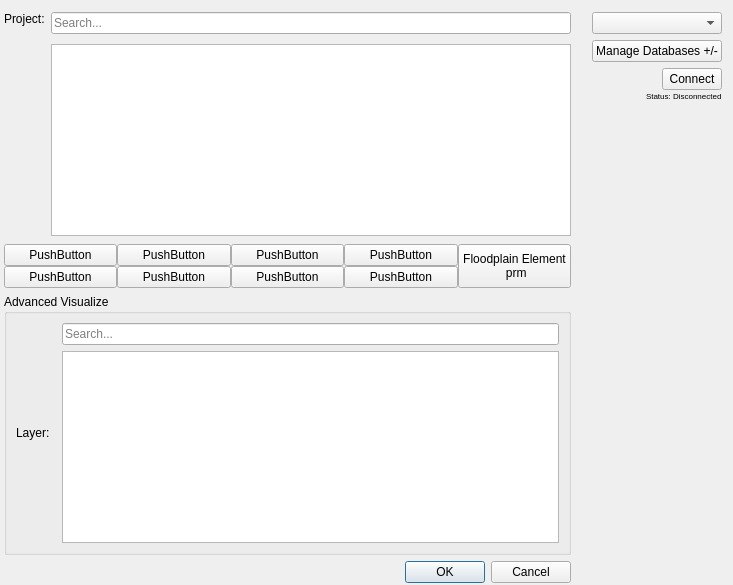
Before: the Qt Designer form ui/ui_quick_visualize.ui in dabachma/promaides_gis_tools, drawn with Qt 5.
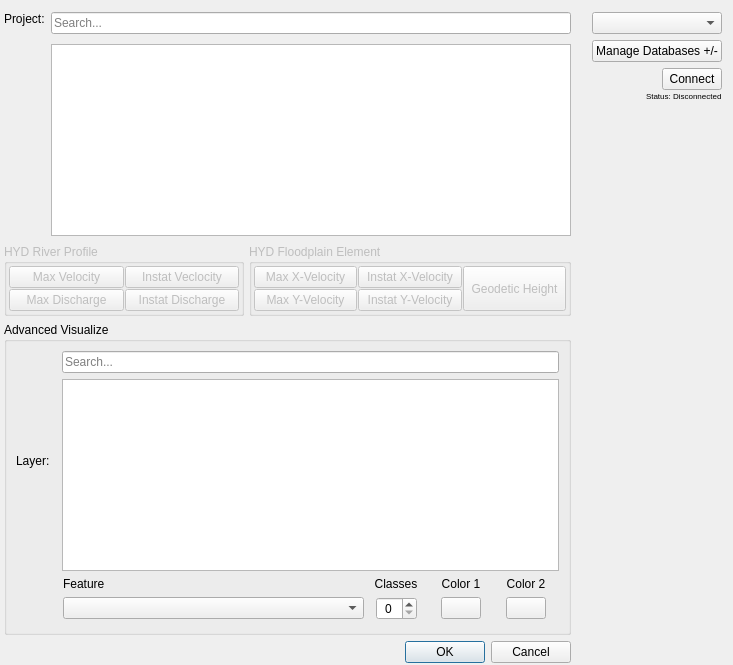
After: the same form once the commit is applied. Icons and pictures are not drawn. Custom widgets are drawn as their Qt base class.

Commit message: Update to Quick Visualize

What changed in the file:
```diff
--- a/ui/ui_quick_visualize.ui
+++ b/ui/ui_quick_visualize.ui
@@ -12,8 +12,8 @@
    <rect>
     <x>0</x>
     <y>0</y>
-    <width>763</width>
-    <height>487</height>
+    <width>768</width>
+    <height>457</height>
    </rect>
   </property>
   <property name="sizePolicy">
@@ -65,6 +65,373 @@
    <property name="spacing">
     <number>6</number>
    </property>
+   <item row="5" column="0">
+    <widget class="QgsCollapsibleGroupBox" name="groupBox_main">
+     <property name="minimumSize">
+      <size>
+       <width>0</width>
+       <height>0</height>
+      </size>
+     </property>
+     <property name="toolTip">
+      <string>Use this polygon shape for defining the area of the main channel; all points in the polygon get a (Main_channel) 2; just 1 polygon is allowed in the layer</string>
+     </property>
+     <property name="title">
+      <string>Advanced Visualize</string>
+     </property>
+     <layout class="QGridLayout" name="gridLayout_3">
+      <property name="sizeConstraint">
+       <enum>QLayout::SetDefaultConstraint</enum>
+      </property>
+      <property name="leftMargin">
+       <number>9</number>
+      </property>
+      <property name="topMargin">
+       <number>9</number>
+      </property>
+      <item row="0" column="0">
+       <layout class="QHBoxLayout" name="horizontalLayout">
+        <property name="topMargin">
+         <number>0</number>
+        </property>
+        <property name="bottomMargin">
+         <number>0</number>
+        </property>
+        <item>
+         <widget class="QLabel" name="layer_label">
+          <property name="minimumSize">
+           <size>
+            <width>40</width>
+            <height>15</height>
+           </size>
+          </property>
+          <property name="maximumSize">
+           <size>
+            <width>60</width>
+            <height>20</height>
+           </size>
+          </property>
+          <property name="text">
+           <string>Layer:</string>
+          </property>
+         </widget>
+        </item>
+        <item>
+         <layout class="QVBoxLayout" name="verticalLayout_3">
+          <item>
+           <widget class="QLineEdit" name="EditText_Search_Layers">
+            <property name="placeholderText">
+             <string>Search...</string>
+            </property>
+           </widget>
+          </item>
+          <item>
+           <widget class="QListWidget" name="listView_Layers"/>
+          </item>
+         </layout>
+        </item>
+       </layout>
+      </item>
+      <item row="1" column="0">
+       <layout class="QGridLayout" name="gridLayout_2" rowstretch="0,0">
+        <property name="leftMargin">
+         <number>47</number>
+        </property>
+        <property name="topMargin">
+         <number>0</number>
+        </property>
+        <property name="bottomMargin">
+         <number>3</number>
+        </property>
+        <property name="horizontalSpacing">
+         <number>0</number>
+        </property>
+        <property name="verticalSpacing">
+         <number>6</number>
+        </property>
+        <item row="0" column="3" alignment="Qt::AlignHCenter|Qt::AlignVCenter">
+         <widget class="QLabel" name="label_5">
+          <property name="sizePolicy">
+           <sizepolicy hsizetype="Expanding" vsizetype="Expanding">
+            <horstretch>0</horstretch>
+            <verstretch>0</verstretch>
+           </sizepolicy>
+          </property>
+          <property name="minimumSize">
+           <size>
+            <width>60</width>
+            <height>0</height>
+           </size>
+          </property>
+          <property name="text">
+           <string>Color 2</string>
+          </property>
+          <property name="alignment">
+           <set>Qt::AlignCenter</set>
+          </property>
+         </widget>
+        </item>
+        <item row="0" column="1" alignment="Qt::AlignHCenter|Qt::AlignVCenter">
+         <widget class="QLabel" name="label_3">
+          <property name="sizePolicy">
+           <sizepolicy hsizetype="Expanding" vsizetype="Preferred">
+            <horstretch>0</horstretch>
+            <verstretch>0</verstretch>
+           </sizepolicy>
+          </property>
+          <property name="minimumSize">
+           <size>
+            <width>60</width>
+            <height>0</height>
+           </size>
+          </property>
+          <property name="text">
+           <string>Classes</string>
+          </property>
+          <property name="alignment">
+           <set>Qt::AlignCenter</set>
+          </property>
+         </widget>
+        </item>
+        <item row="1" column="0" alignment="Qt::AlignVCenter">
+         <widget class="QComboBox" name="combobox_feature">
+          <property name="sizePolicy">
+           <sizepolicy hsizetype="Minimum" vsizetype="Preferred">
+            <horstretch>0</horstretch>
+            <verstretch>0</verstretch>
+           </sizepolicy>
+          </property>
+          <property name="minimumSize">
+           <size>
+            <width>301</width>
+            <height>0</height>
+           </size>
+          </property>
+         </widget>
+        </item>
+        <item row="1" column="1" alignment="Qt::AlignHCenter|Qt::AlignVCenter">
+         <widget class="QSpinBox" name="spinbox_classes">
+          <property name="sizePolicy">
+           <sizepolicy hsizetype="Maximum" vsizetype="Fixed">
+            <horstretch>0</horstretch>
+            <verstretch>0</verstretch>
+           </sizepolicy>
+          </property>
+          <property name="alignment">
+           <set>Qt::AlignCenter</set>
+          </property>
+         </widget>
+        </item>
+        <item row="0" column="2" alignment="Qt::AlignHCenter|Qt::AlignVCenter">
+         <widget class="QLabel" name="label_4">
+          <property name="sizePolicy">
+           <sizepolicy hsizetype="Expanding" vsizetype="Preferred">
+            <horstretch>0</horstretch>
+            <verstretch>0</verstretch>
+           </sizepolicy>
+          </property>
+          <property name="minimumSize">
+           <size>
+            <width>60</width>
+            <height>0</height>
+           </size>
+          </property>
+          <property name="text">
+           <string>Color 1</string>
+          </property>
+          <property name="alignment">
+           <set>Qt::AlignCenter</set>
+          </property>
+         </widget>
+        </item>
+        <item row="0" column="0" alignment="Qt::AlignLeft">
+         <widget class="QLabel" name="label_2">
+          <property name="sizePolicy">
+           <sizepolicy hsizetype="Expanding" vsizetype="Expanding">
+            <horstretch>0</horstretch>
+            <verstretch>0</verstretch>
+           </sizepolicy>
+          </property>
+          <property name="text">
+           <string>Feature</string>
+          </property>
+         </widget>
+        </item>
+        <item row="1" column="2" alignment="Qt::AlignHCenter|Qt::AlignVCenter">
+         <widget class="QPushButton" name="color_selection_1">
+          <property name="sizePolicy">
+           <sizepolicy hsizetype="Minimum" vsizetype="Minimum">
+            <horstretch>0</horstretch>
+            <verstretch>0</verstretch>
+           </sizepolicy>
+          </property>
+          <property name="minimumSize">
+           <size>
+            <width>22</width>
+            <height>22</height>
+           </size>
+          </property>
+          <property name="styleSheet">
+           <string notr="true"/>
+          </property>
+          <property name="text">
+           <string/>
+          </property>
+          <property name="iconSize">
+           <size>
+            <width>0</width>
+            <height>0</height>
+           </size>
+          </property>
+          <property name="default">
+           <bool>false</bool>
+          </property>
+          <property name="flat">
+           <bool>false</bool>
+          </property>
+         </widget>
+        </item>
+        <item row="1" column="3" alignment="Qt::AlignHCenter|Qt::AlignVCenter">
+         <widget class="QPushButton" name="color_selection_2">
+          <property name="sizePolicy">
+           <sizepolicy hsizetype="Minimum" vsizetype="Minimum">
+            <horstretch>0</horstretch>
+            <verstretch>0</verstretch>
+           </sizepolicy>
+          </property>
+          <property name="minimumSize">
+           <size>
+            <width>22</width>
+            <height>22</height>
+           </size>
+          </property>
+          <property name="styleSheet">
+           <string notr="true"/>
+          </property>
+          <property name="text">
+           <string/>
+          </property>
+         </widget>
+        </item>
+       </layout>
+      </item>
+     </layout>
+    </widget>
+   </item>
+   <item row="19" column="0">
+    <widget class="QDialogButtonBox" name="button_box">
+     <property name="orientation">
+      <enum>Qt::Horizontal</enum>
+     </property>
+     <property name="standardButtons">
+      <set>QDialogButtonBox::Cancel|QDialogButtonBox::Ok</set>
+     </property>
+    </widget>
+   </item>
+   <item row="1" column="0">
+    <layout class="QHBoxLayout" name="horizontalLayout_2">
+     <property name="topMargin">
+      <number>10</number>
+     </property>
+     <property name="bottomMargin">
+      <number>2</number>
+     </property>
+     <item alignment="Qt::AlignTop">
+      <widget class="QLabel" name="project_label">
+       <property name="enabled">
+        <bool>true</bool>
+       </property>
+       <property name="minimumSize">
+        <size>
+         <width>40</width>
+         <height>15</height>
+        </size>
+       </property>
+       <property name="maximumSize">
+        <size>
+         <width>60</width>
+         <height>20</height>
+        </size>
+       </property>
+       <property name="toolTip">
+        <string>Print to console</string>
+       </property>
+       <property name="frameShape">
+        <enum>QFrame::NoFrame</enum>
+       </property>
+       <property name="text">
+        <string>Project:</string>
+       </property>
+       <property name="alignment">
+        <set>Qt::AlignLeading|Qt::AlignLeft|Qt::AlignTop</set>
+       </property>
+      </widget>
+     </item>
+     <item>
+      <layout class="QVBoxLayout" name="verticalLayout_2">
+       <property name="spacing">
+        <number>10</number>
+       </property>
+       <property name="sizeConstraint">
+        <enum>QLayout::SetDefaultConstraint</enum>
+       </property>
+       <property name="topMargin">
+        <number>0</number>
+       </property>
+       <item>
+        <widget class="QLineEdit" name="EditText_Search_Projects">
+         <property name="sizePolicy">
+          <sizepolicy hsizetype="Expanding" vsizetype="Fixed">
+           <horstretch>0</horstretch>
+           <verstretch>0</verstretch>
+          </sizepolicy>
+         </property>
+         <property name="placeholderText">
+          <string>Search...</string>
+         </property>
+        </widget>
+       </item>
+       <item>
+        <widget class="QListWidget" name="listView_Projects">
+         <property name="sizePolicy">
+          <sizepolicy hsizetype="Expanding" vsizetype="Minimum">
+           <horstretch>0</horstretch>
+           <verstretch>0</verstretch>
+          </sizepolicy>
+         </property>
+         <property name="minimumSize">
+          <size>
+           <width>520</width>
+           <height>100</height>
+          </size>
+         </property>
+         <property name="maximumSize">
+          <size>
+           <width>16777215</width>
+           <height>999999</height>
+          </size>
+         </property>
+         <property name="styleSheet">
+          <string notr="true">QListWidget::item:selected:!active {
+     foreground: #FFFFFF;
+    background: #0f81dc;
+}</string>
+         </property>
+         <property name="selectionBehavior">
+          <enum>QAbstractItemView::SelectRows</enum>
+         </property>
+         <property name="verticalScrollMode">
+          <enum>QAbstractItemView::ScrollPerPixel</enum>
+         </property>
+         <property name="horizontalScrollMode">
+          <enum>QAbstractItemView::ScrollPerPixel</enum>
+         </property>
+        </widget>
+       </item>
+      </layout>
+     </item>
+    </layout>
+   </item>
    <item row="1" column="1">
     <layout class="QVBoxLayout" name="verticalLayout">
      <property name="sizeConstraint">
@@ -178,306 +545,6 @@
      </item>
     </layout>
    </item>
-   <item row="1" column="0">
-    <layout class="QHBoxLayout" name="horizontalLayout_2">
-     <property name="topMargin">
-      <number>10</number>
-     </property>
-     <property name="bottomMargin">
-      <number>2</number>
-     </property>
-     <item alignment="Qt::AlignTop">
-      <widget class="QLabel" name="project_label">
-       <property name="enabled">
-        <bool>true</bool>
-       </property>
-       <property name="minimumSize">
-        <size>
-         <width>40</width>
-         <height>15</height>
-        </size>
-       </property>
-       <property name="maximumSize">
-        <size>
-         <width>60</width>
-         <height>20</height>
-        </size>
-       </property>
-       <property name="toolTip">
-        <string>Print to console</string>
-       </property>
-       <property name="frameShape">
-        <enum>QFrame::NoFrame</enum>
-       </property>
-       <property name="text">
-        <string>Project:</string>
-       </property>
-       <property name="alignment">
-        <set>Qt::AlignLeading|Qt::AlignLeft|Qt::AlignTop</set>
-       </property>
-      </widget>
-     </item>
-     <item>
-      <layout class="QVBoxLayout" name="verticalLayout_2">
-       <property name="spacing">
-        <number>10</number>
-       </property>
-       <property name="sizeConstraint">
-        <enum>QLayout::SetDefaultConstraint</enum>
-       </property>
-       <property name="topMargin">
-        <number>0</number>
-       </property>
-       <item>
-        <widget class="QLineEdit" name="EditText_Search_Projects">
-         <property name="sizePolicy">
-          <sizepolicy hsizetype="Expanding" vsizetype="Fixed">
-           <horstretch>0</horstretch>
-           <verstretch>0</verstretch>
-          </sizepolicy>
-         </property>
-         <property name="placeholderText">
-          <string>Search...</string>
-         </property>
-        </widget>
-       </item>
-       <item>
-        <widget class="QListWidget" name="listView_Projects">
-         <property name="sizePolicy">
-          <sizepolicy hsizetype="Expanding" vsizetype="Minimum">
-           <horstretch>0</horstretch>
-           <verstretch>0</verstretch>
-          </sizepolicy>
-         </property>
-         <property name="minimumSize">
-          <size>
-           <width>520</width>
-           <height>100</height>
-          </size>
-         </property>
-         <property name="maximumSize">
-          <size>
-           <width>16777215</width>
-           <height>999999</height>
-          </size>
-         </property>
-         <property name="verticalScrollMode">
-          <enum>QAbstractItemView::ScrollPerPixel</enum>
-         </property>
-         <property name="horizontalScrollMode">
-          <enum>QAbstractItemView::ScrollPerPixel</enum>
-         </property>
-        </widget>
-       </item>
-      </layout>
-     </item>
-    </layout>
-   </item>
-   <item row="17" column="0">
-    <widget class="QDialogButtonBox" name="button_box">
-     <property name="orientation">
-      <enum>Qt::Horizontal</enum>
-     </property>
-     <property name="standardButtons">
-      <set>QDialogButtonBox::Cancel|QDialogButtonBox::Ok</set>
-     </property>
-    </widget>
-   </item>
-   <item row="3" column="0">
-    <widget class="QgsCollapsibleGroupBox" name="groupBox_main">
-     <property name="minimumSize">
-      <size>
-       <width>0</width>
-       <height>0</height>
-      </size>
-     </property>
-     <property name="toolTip">
-      <string>Use this polygon shape for defining the area of the main channel; all points in the polygon get a (Main_channel) 2; just 1 polygon is allowed in the layer</string>
-     </property>
-     <property name="title">
-      <string>Advanced Visualize</string>
-     </property>
-     <layout class="QFormLayout" name="formLayout_7">
-      <property name="sizeConstraint">
-       <enum>QLayout::SetDefaultConstraint</enum>
-      </property>
-      <property name="fieldGrowthPolicy">
-       <enum>QFormLayout::AllNonFixedFieldsGrow</enum>
-      </property>
-      <property name="rowWrapPolicy">
-       <enum>QFormLayout::DontWrapRows</enum>
-      </property>
-      <property name="leftMargin">
-       <number>9</number>
-      </property>
-      <property name="topMargin">
-       <number>9</number>
-      </property>
-      <item row="0" column="0" colspan="2">
-       <layout class="QHBoxLayout" name="horizontalLayout">
-        <property name="topMargin">
-         <number>0</number>
-        </property>
-        <property name="bottomMargin">
-         <number>0</number>
-        </property>
-        <item>
-         <widget class="QLabel" name="layer_label">
-          <property name="minimumSize">
-           <size>
-            <width>40</width>
-            <height>15</height>
-           </size>
-          </property>
-          <property name="maximumSize">
-           <size>
-            <width>60</width>
-            <height>20</height>
-           </size>
-          </property>
-          <property name="text">
-           <string>Layer:</string>
-          </property>
-         </widget>
-        </item>
-        <item>
-         <layout class="QVBoxLayout" name="verticalLayout_3">
-          <item>
-           <widget class="QLineEdit" name="EditText_Search_Layers">
-            <property name="placeholderText">
-             <string>Search...</string>
-            </property>
-           </widget>
-          </item>
-          <item>
-           <widget class="QListWidget" name="listView_Layers"/>
-          </item>
-         </layout>
-        </item>
-       </layout>
-      </item>
-     </layout>
-    </widget>
-   </item>
-   <item row="2" column="0">
-    <layout class="QGridLayout" name="gridLayout_2">
-     <property name="topMargin">
-      <number>0</number>
-     </property>
-     <property name="spacing">
-      <number>0</number>
-     </property>
-     <item row="0" column="0">
-      <widget class="QPushButton" name="pushButton">
-       <property name="text">
-        <string>PushButton</string>
-       </property>
-       <property name="checkable">
-        <bool>true</bool>
-       </property>
-       <property name="checked">
-        <bool>false</bool>
-       </property>
-       <property name="autoDefault">
-        <bool>true</bool>
-       </property>
-       <property name="default">
-        <bool>false</bool>
-       </property>
-       <property name="flat">
-        <bool>false</bool>
-       </property>
-      </widget>
-     </item>
-     <item row="0" column="2">
-      <widget class="QPushButton" name="pushButton_5">
-       <property name="text">
-        <string>PushButton</string>
-       </property>
-       <property name="checkable">
-        <bool>true</bool>
-       </property>
-      </widget>
-     </item>
-     <item row="0" column="1">
-      <widget class="QPushButton" name="pushButton_2">
-       <property name="text">
-        <string>PushButton</string>
-       </property>
-       <property name="checkable">
-        <bool>true</bool>
-       </property>
-      </widget>
-     </item>
-     <item row="1" column="1">
-      <widget class="QPushButton" name="pushButton_4">
-       <property name="text">
-        <string>PushButton</string>
-       </property>
-       <property name="checkable">
-        <bool>true</bool>
-       </property>
-      </widget>
-     </item>
-     <item row="1" column="2">
-      <widget class="QPushButton" name="pushButton_6">
-       <property name="text">
-        <string>PushButton</string>
-       </property>
-       <property name="checkable">
-        <bool>true</bool>
-       </property>
-      </widget>
-     </item>
-     <item row="1" column="3">
-      <widget class="QPushButton" name="pushButton_8">
-       <property name="text">
-        <string>PushButton</string>
-       </property>
-       <property name="checkable">
-        <bool>true</bool>
-       </property>
-      </widget>
-     </item>
-     <item row="0" column="3">
-      <widget class="QPushButton" name="pushButton_7">
-       <property name="text">
-        <string>PushButton</string>
-       </property>
-       <property name="checkable">
-        <bool>true</bool>
-       </property>
-      </widget>
-     </item>
-     <item row="0" column="4" rowspan="2">
-      <widget class="QPushButton" name="floodplain_element_prm">
-       <property name="sizePolicy">
-        <sizepolicy hsizetype="Minimum" vsizetype="MinimumExpanding">
-         <horstretch>0</horstretch>
-         <verstretch>0</verstretch>
-        </sizepolicy>
-       </property>
-       <property name="text">
-        <string>Floodplain Element
- prm</string>
-       </property>
-       <property name="checkable">
-        <bool>true</bool>
-       </property>
-      </widget>
-     </item>
-     <item row="1" column="0">
-      <widget class="QPushButton" name="pushButton_3">
-       <property name="text">
-        <string>PushButton</string>
-       </property>
-       <property name="checkable">
-        <bool>true</bool>
-       </property>
-      </widget>
-     </item>
-    </layout>
-   </item>
    <item row="2" column="1">
     <widget class="QPushButton" name="HelpButton">
      <property name="sizePolicy">
@@ -522,6 +589,190 @@
      </property>
     </widget>
    </item>
+   <item row="2" column="0">
+    <layout class="QHBoxLayout" name="hl_simple_option">
+     <property name="spacing">
+      <number>5</number>
+     </property>
+     <property name="topMargin">
+      <number>0</number>
+     </property>
+     <item>
+      <widget class="QGroupBox" name="group_river">
+       <property name="enabled">
+        <bool>false</bool>
+       </property>
+       <property name="sizePolicy">
+        <sizepolicy hsizetype="Minimum" vsizetype="Preferred">
+         <horstretch>0</horstretch>
+         <verstretch>0</verstretch>
+        </sizepolicy>
+       </property>
+       <property name="minimumSize">
+        <size>
+         <width>240</width>
+         <height>0</height>
+        </size>
+       </property>
+       <property name="title">
+        <string>HYD River Profile</string>
+       </property>
+       <property name="flat">
+        <bool>false</bool>
+       </property>
+       <property name="checkable">
+        <bool>false</bool>
+       </property>
+       <layout class="QGridLayout" name="gridLayout_4">
+        <property name="leftMargin">
+         <number>2</number>
+        </property>
+        <property name="topMargin">
+         <number>2</number>
+        </property>
+        <property name="rightMargin">
+         <number>2</number>
+        </property>
+        <property name="bottomMargin">
+         <number>2</number>
+        </property>
+        <property name="spacing">
+         <number>1</number>
+        </property>
+        <item row="0" column="0">
+         <widget class="QPushButton" name="bt_river_max_1">
+          <property name="text">
+           <string>Max Velocity</string>
+          </property>
+          <property name="checkable">
+           <bool>true</bool>
+          </property>
+         </widget>
+        </item>
+        <item row="0" column="1">
+         <widget class="QPushButton" name="bt_river_instat_1">
+          <property name="text">
+           <string>Instat Veclocity</string>
+          </property>
+          <property name="checkable">
+           <bool>true</bool>
+          </property>
+         </widget>
+        </item>
+        <item row="1" column="0">
+         <widget class="QPushButton" name="bt_river_max_2">
+          <property name="text">
+           <string>Max Discharge</string>
+          </property>
+          <property name="checkable">
+           <bool>true</bool>
+          </property>
+         </widget>
+        </item>
+        <item row="1" column="1">
+         <widget class="QPushButton" name="bt_river_instat_2">
+          <property name="text">
+           <string>Instat Discharge</string>
+          </property>
+          <property name="checkable">
+           <bool>true</bool>
+          </property>
+         </widget>
+        </item>
+       </layout>
+      </widget>
+     </item>
+     <item>
+      <widget class="QGroupBox" name="group_floodplain">
+       <property name="enabled">
+        <bool>false</bool>
+       </property>
+       <property name="sizePolicy">
+        <sizepolicy hsizetype="Expanding" vsizetype="Preferred">
+         <horstretch>0</horstretch>
+         <verstretch>0</verstretch>
+        </sizepolicy>
+       </property>
+       <property name="title">
+        <string>HYD Floodplain Element</string>
+       </property>
+       <layout class="QGridLayout" name="gridLayout_5">
+        <property name="leftMargin">
+         <number>2</number>
+        </property>
+        <property name="topMargin">
+         <number>2</number>
+        </property>
+        <property name="rightMargin">
+         <number>2</number>
+        </property>
+        <property name="bottomMargin">
+         <number>2</number>
+        </property>
+        <property name="spacing">
+         <number>1</number>
+        </property>
+        <item row="0" column="0">
+         <widget class="QPushButton" name="bt_floodplain_max_x">
+          <property name="text">
+           <string>Max X-Velocity</string>
+          </property>
+          <property name="checkable">
+           <bool>true</bool>
+          </property>
+         </widget>
+        </item>
+        <item row="1" column="1">
+         <widget class="QPushButton" name="bt_floodplain_instat_y">
+          <property name="text">
+           <string>Instat Y-Velocity</string>
+          </property>
+          <property name="checkable">
+           <bool>true</bool>
+          </property>
+         </widget>
+        </item>
+        <item row="0" column="1">
+         <widget class="QPushButton" name="bt_floodplain_instat_x">
+          <property name="text">
+           <string>Instat X-Velocity</string>
+          </property>
+          <property name="checkable">
+           <bool>true</bool>
+          </property>
+         </widget>
+        </item>
+        <item row="1" column="0">
+         <widget class="QPushButton" name="bt_floodplain_max_y">
+          <property name="text">
+           <string>Max Y-Velocity</string>
+          </property>
+          <property name="checkable">
+           <bool>true</bool>
+          </property>
+         </widget>
+        </item>
+        <item row="0" column="2" rowspan="2">
+         <widget class="QPushButton" name="bt_floodplain_goedetic">
+          <property name="sizePolicy">
+           <sizepolicy hsizetype="Minimum" vsizetype="MinimumExpanding">
+            <horstretch>0</horstretch>
+            <verstretch>0</verstretch>
+           </sizepolicy>
+          </property>
+          <property name="text">
+           <string>Geodetic Height</string>
+          </property>
+          <property name="checkable">
+           <bool>true</bool>
+          </property>
+         </widget>
+        </item>
+       </layout>
+      </widget>
+     </item>
+    </layout>
+   </item>
   </layout>
  </widget>
  <customwidgets>
```
Left out of the diff: 2 changed lines with no effect on the pictures. The commit also changes 1 other file.
